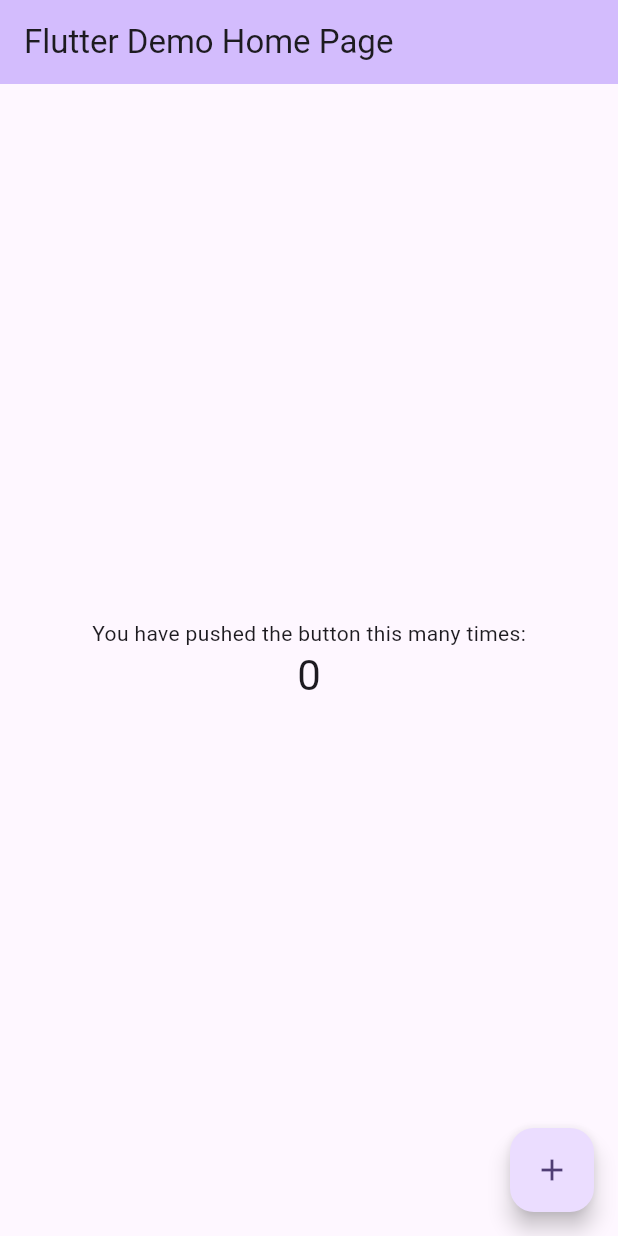
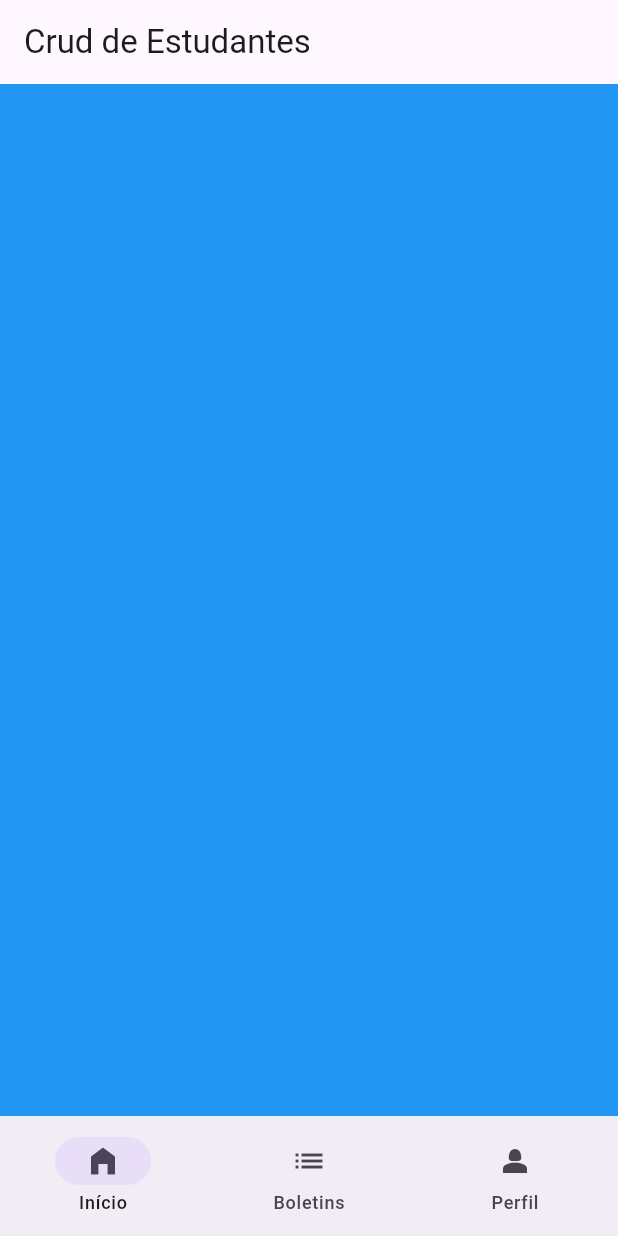
Before and after one commit to wilker57/Projeto-Flutter, a Flutter app: the screen it shows after launch, on a phone screen of 412 x 824 dp. Run offline on Flutter 3.47's test engine with Material 3 defaults, Android fonts, the phone set to English and light mode, and no system bars.

Commit message:
Criaçãom de Pages

```diff
--- a/flutter/crud/lib/main.dart
+++ b/flutter/crud/lib/main.dart
@@ -1,3 +1,4 @@
+import 'package:crud/mainpage/main_page.dart';
 import 'package:flutter/material.dart';
 
 void main() {
@@ -13,110 +14,10 @@ class MyApp extends StatelessWidget {
     return MaterialApp(
       title: 'Flutter Demo',
       theme: ThemeData(
-        // This is the theme of your application.
-        //
-        // TRY THIS: Try running your application with "flutter run". You'll see
-        // the application has a purple toolbar. Then, without quitting the app,
-        // try changing the seedColor in the colorScheme below to Colors.green
-        // and then invoke "hot reload" (save your changes or press the "hot
-        // reload" button in a Flutter-supported IDE, or press "r" if you used
-        // the command line to start the app).
-        //
-        // Notice that the counter didn't reset back to zero; the application
-        // state is not lost during the reload. To reset the state, use hot
-        // restart instead.
-        //
-        // This works for code too, not just values: Most code changes can be
-        // tested with just a hot reload.
+
         colorScheme: ColorScheme.fromSeed(seedColor: Colors.deepPurple),
       ),
-      home: const MyHomePage(title: 'Flutter Demo Home Page'),
+      home: const MainPage(),
     );
   }
 }
-
-class MyHomePage extends StatefulWidget {
-  const MyHomePage({super.key, required this.title});
-
-  // This widget is the home page of your application. It is stateful, meaning
-  // that it has a State object (defined below) that contains fields that affect
-  // how it looks.
-
-  // This class is the configuration for the state. It holds the values (in this
-  // case the title) provided by the parent (in this case the App widget) and
-  // used by the build method of the State. Fields in a Widget subclass are
-  // always marked "final".
-
-  final String title;
-
-  @override
-  State<MyHomePage> createState() => _MyHomePageState();
-}
-
-class _MyHomePageState extends State<MyHomePage> {
-  int _counter = 0;
-
-  void _incrementCounter() {
-    setState(() {
-      // This call to setState tells the Flutter framework that something has
-      // changed in this State, which causes it to rerun the build method below
-      // so that the display can reflect the updated values. If we changed
-      // _counter without calling setState(), then the build method would not be
-      // called again, and so nothing would appear to happen.
-      _counter++;
-    });
-  }
-
-  @override
-  Widget build(BuildContext context) {
-    // This method is rerun every time setState is called, for instance as done
-    // by the _incrementCounter method above.
-    //
-    // The Flutter framework has been optimized to make rerunning build methods
-    // fast, so that you can just rebuild anything that needs updating rather
-    // than having to individually change instances of widgets.
-    return Scaffold(
-      appBar: AppBar(
-        // TRY THIS: Try changing the color here to a specific color (to
-        // Colors.amber, perhaps?) and trigger a hot reload to see the AppBar
-        // change color while the other colors stay the same.
-        backgroundColor: Theme.of(context).colorScheme.inversePrimary,
-        // Here we take the value from the MyHomePage object that was created by
-        // the App.build method, and use it to set our appbar title.
-        title: Text(widget.title),
-      ),
-      body: Center(
-        // Center is a layout widget. It takes a single child and positions it
-        // in the middle of the parent.
-        child: Column(
-          // Column is also a layout widget. It takes a list of children and
-          // arranges them vertically. By default, it sizes itself to fit its
-          // children horizontally, and tries to be as tall as its parent.
-          //
-          // Column has various properties to control how it sizes itself and
-          // how it positions its children. Here we use mainAxisAlignment to
-          // center the children vertically; the main axis here is the vertical
-          // axis because Columns are vertical (the cross axis would be
-          // horizontal).
-          //
-          // TRY THIS: Invoke "debug painting" (choose the "Toggle Debug Paint"
-          // action in the IDE, or press "p" in the console), to see the
-          // wireframe for each widget.
-          mainAxisAlignment: MainAxisAlignment.center,
-          children: <Widget>[
-            const Text('You have pushed the button this many times:'),
-            Text(
-              '$_counter',
-              style: Theme.of(context).textTheme.headlineMedium,
-            ),
-          ],
-        ),
-      ),
-      floatingActionButton: FloatingActionButton(
-        onPressed: _incrementCounter,
-        tooltip: 'Increment',
-        child: const Icon(Icons.add),
-      ), // This trailing comma makes auto-formatting nicer for build methods.
-    );
-  }
-}
--- /dev/null
+++ b/flutter/crud/lib/mainpage/main_page.dart
@@ -0,0 +1,50 @@
+import 'package:crud/estudante/pages/estudante_list_page.dart';
+import 'package:flutter/material.dart';
+
+class MainPage extends StatefulWidget {
+  const MainPage({super.key});
+
+  @override
+  State<MainPage> createState() => _MainPageState();
+}
+
+class _MainPageState extends State<MainPage> {
+
+  int _index = 0;
+  @override
+  Widget build(BuildContext context) {
+
+    return Scaffold(
+
+      appBar: AppBar(
+      title: Text('Crud de Estudantes'),
+      ),
+
+      body: [
+        Container(color: Colors.blue),
+        Container(color: Colors.yellow),
+        EstudanteListPage(),
+
+      ][_index],
+      backgroundColor: Color.fromARGB(255, 240, 238, 237),
+
+      bottomNavigationBar: NavigationBar(
+
+        selectedIndex: _index,
+        onDestinationSelected: (value) {
+          setState(() {
+            _index = value;
+
+          });
+        },
+
+        destinations: [
+
+          NavigationDestination(icon: Icon(Icons.home_filled), label: 'Início'),
+          NavigationDestination(icon: Icon(Icons.list), label: 'Boletins'),
+          NavigationDestination(icon: Icon(Icons.person_2), label: 'Perfil'),
+
+      ]),
+    );
+  }
+}
```
Also changed, not shown: flutter/crud/lib/estudante/models/estudante.dart (added, +44 -0 lines), flutter/crud/lib/estudante/pages/estudante_add_page.dart (added, +40 -0 lines), flutter/crud/lib/estudante/pages/estudante_list_page.dart (added, +24 -0 lines).
